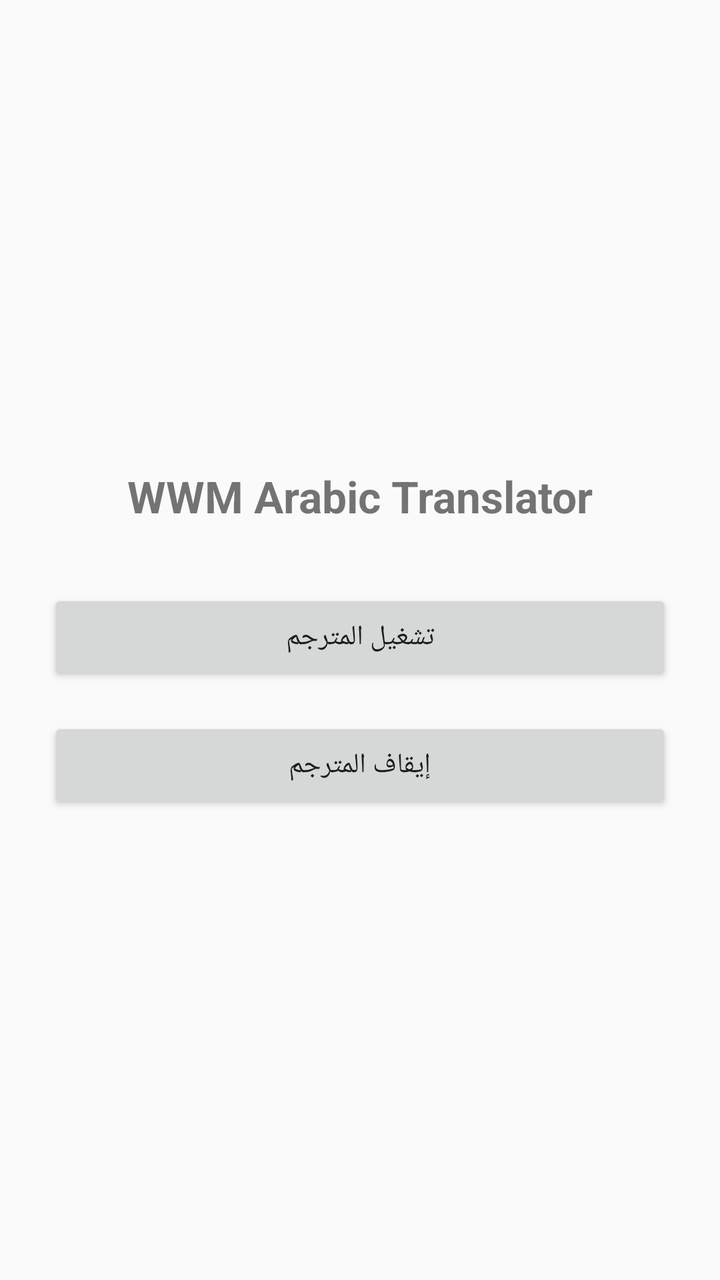
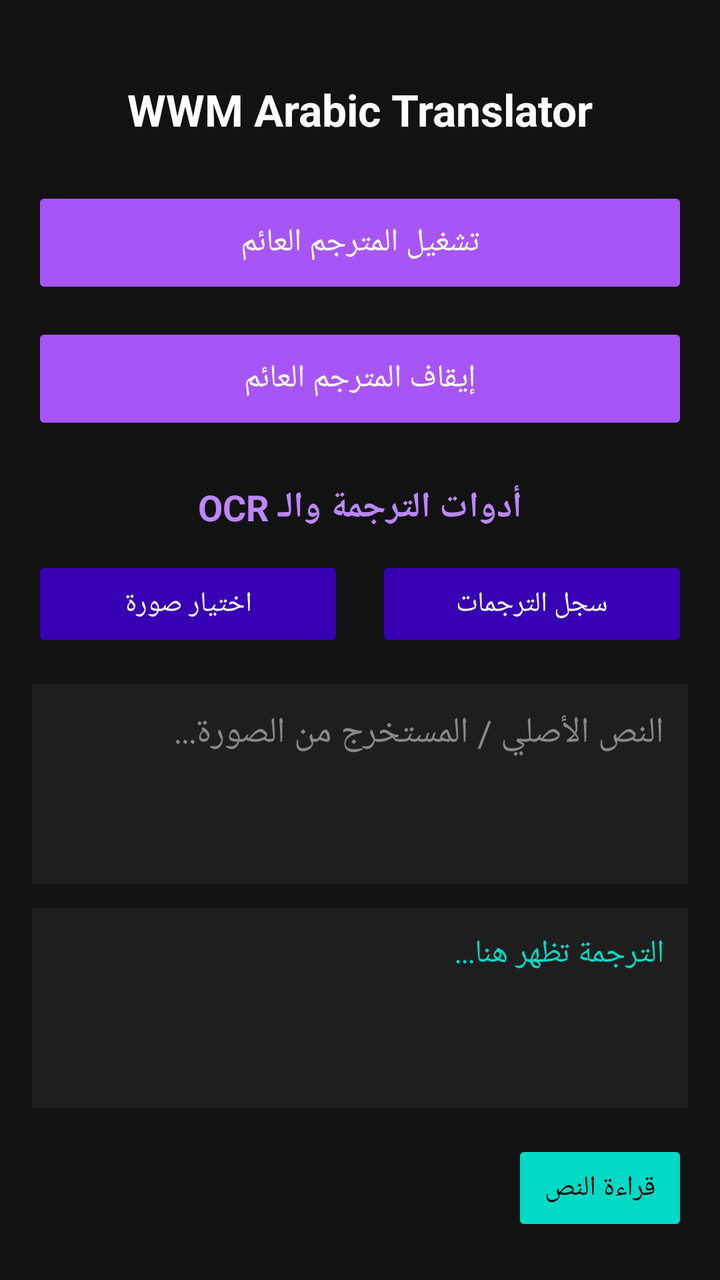

Compare the two renders of this Android layout. The source of the first and the diff that turns it into the second are given below.
<!-- AndroidManifest.xml: application theme Theme.MaterialComponents.DayNight.NoActionBar -->
<!-- res/layout/activity_main.xml -->
<?xml version="1.0" encoding="utf-8"?>
<LinearLayout xmlns:android="http://schemas.android.com/apk/res/android"
    android:layout_width="match_parent"
    android:layout_height="match_parent"
    android:gravity="center"
    android:orientation="vertical"
    android:padding="24dp">

    <TextView
        android:layout_width="wrap_content"
        android:layout_height="wrap_content"
        android:text="WWM Arabic Translator"
        android:textSize="22sp"
        android:textStyle="bold"
        android:layout_marginBottom="32dp"/>

    <Button
        android:id="@+id/btnStart"
        android:layout_width="match_parent"
        android:layout_height="wrap_content"
        android:text="تشغيل المترجم"
        android:layout_marginBottom="16dp"/>

    <Button
        android:id="@+id/btnStop"
        android:layout_width="match_parent"
        android:layout_height="wrap_content"
        android:text="إيقاف المترجم"/>

</LinearLayout>
<!-- resources referenced by this layout -->
<resources>
  <style name="Theme.MaterialComponents.DayNight.NoActionBar" parent="Theme.AppCompat.Light.NoActionBar">
          <item name="colorPrimary">#6200EE</item>
      </style>
</resources>

<!-- the commit's change to res/layout/activity_main.xml (unified diff, before → after) -->
@@ -1,30 +1,127 @@
 <?xml version="1.0" encoding="utf-8"?>
-<LinearLayout xmlns:android="http://schemas.android.com/apk/res/android"
+<ScrollView xmlns:android="http://schemas.android.com/apk/res/android"
+    xmlns:app="http://schemas.android.com/apk/res-auto"
     android:layout_width="match_parent"
     android:layout_height="match_parent"
-    android:gravity="center"
-    android:orientation="vertical"
-    android:padding="24dp">
+    android:background="#121212"
+    android:padding="16dp">
 
-    <TextView
-        android:layout_width="wrap_content"
-        android:layout_height="wrap_content"
-        android:text="WWM Arabic Translator"
-        android:textSize="22sp"
-        android:textStyle="bold"
-        android:layout_marginBottom="32dp"/>
-
-    <Button
-        android:id="@+id/btnStart"
+    <LinearLayout
         android:layout_width="match_parent"
         android:layout_height="wrap_content"
-        android:text="تشغيل المترجم"
-        android:layout_marginBottom="16dp"/>
+        android:orientation="vertical"
+        android:gravity="center_horizontal">
 
-    <Button
-        android:id="@+id/btnStop"
-        android:layout_width="match_parent"
-        android:layout_height="wrap_content"
-        android:text="إيقاف المترجم"/>
+        <TextView
+            android:id="@+id/tvTitle"
+            android:layout_width="wrap_content"
+            android:layout_height="wrap_content"
+            android:layout_marginTop="24dp"
+            android:layout_marginBottom="24dp"
+            android:text="WWM Arabic Translator"
+            android:textColor="#FFFFFF"
+            android:textSize="22sp"
+            android:textStyle="bold" />
 
-</LinearLayout>
+        
+        <Button
+            android:id="@+id/btnStartService"
+            android:layout_width="match_parent"
+            android:layout_height="56dp"
+            android:layout_marginBottom="12dp"
+            android:backgroundTint="#A855F7"
+            android:text="تشغيل المترجم العائم"
+            android:textColor="#FFFFFF"
+            android:textSize="16sp" />
+
+        <Button
+            android:id="@+id/btnStopService"
+            android:layout_width="match_parent"
+            android:layout_height="56dp"
+            android:layout_marginBottom="24dp"
+            android:backgroundTint="#A855F7"
+            android:text="إيقاف المترجم العائم"
+            android:textColor="#FFFFFF"
+            android:textSize="16sp" />
+
+        
+        <TextView
+            android:layout_width="wrap_content"
+            android:layout_height="wrap_content"
+            android:layout_marginBottom="12dp"
+            android:text="أدوات الترجمة والـ OCR"
+            android:textColor="#BB86FC"
+            android:textSize="18sp"
+            android:textStyle="bold" />
+
+        <LinearLayout
+            android:layout_width="match_parent"
+            android:layout_height="wrap_content"
+            android:orientation="horizontal"
+            android:layout_marginBottom="16dp">
+
+            <Button
+                android:id="@+id/btnPickImage"
+                android:layout_width="0dp"
+                android:layout_height="wrap_content"
+                android:layout_weight="1"
+                android:layout_marginEnd="8dp"
+                android:backgroundTint="#3700B3"
+                android:text="اختيار صورة"
+                android:textColor="#FFFFFF" />
+
+            <Button
+                android:id="@+id/btnHistory"
+                android:layout_width="0dp"
+                android:layout_height="wrap_content"
+                android:layout_weight="1"
+                android:layout_marginStart="8dp"
+                android:backgroundTint="#3700B3"
+                android:text="سجل الترجمات"
+                android:textColor="#FFFFFF" />
+        </LinearLayout>
+
+        
+        <EditText
+            android:id="@+id/etSourceText"
+            android:layout_width="match_parent"
+            android:layout_height="100dp"
+            android:layout_marginBottom="12dp"
+            android:background="#1E1E1E"
+            android:gravity="top|start"
+            android:hint="النص الأصلي / المستخرج من الصورة..."
+            android:padding="12dp"
+            android:textColor="#FFFFFF"
+            android:textColorHint="#888888" />
+
+        
+        <TextView
+            android:id="@+id/tvTranslatedText"
+            android:layout_width="match_parent"
+            android:layout_height="100dp"
+            android:layout_marginBottom="16dp"
+            android:background="#1E1E1E"
+            android:gravity="top|start"
+            android:padding="12dp"
+            android:text="الترجمة تظهر هنا..."
+            android:textColor="#03DAC6"
+            android:textSize="16sp" />
+
+        
+        <LinearLayout
+            android:layout_width="match_parent"
+            android:layout_height="wrap_content"
+            android:orientation="horizontal"
+            android:gravity="end">
+
+            <Button
+                android:id="@+id/btnSpeak"
+                android:layout_width="wrap_content"
+                android:layout_height="wrap_content"
+                android:backgroundTint="#03DAC6"
+                android:text="قراءة النص"
+                android:textColor="#000000" />
+        </LinearLayout>
+
+    </LinearLayout>
+</ScrollView>
